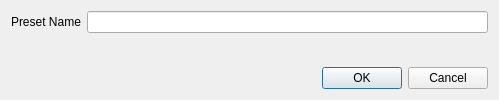
This is Qt/Components/Resources/UI/pqNewPresetDialog.ui in stephenrmuir72/paraview-scan as Qt 5 draws it before an edit. The edited form follows.
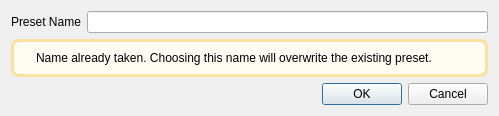
This is the edited form. Icons and pictures are not drawn.

Commit message: pqNewPresetDialog: show warning when preset name is already used

Diff of the .ui file:
```diff
--- a/Qt/Components/Resources/UI/pqNewPresetDialog.ui
+++ b/Qt/Components/Resources/UI/pqNewPresetDialog.ui
@@ -36,6 +36,66 @@
      </item>
     </layout>
    </item>
+   <item>
+    <widget class="QWidget" name="PresetWarning" native="true">
+     <property name="enabled">
+      <bool>true</bool>
+     </property>
+     <property name="styleSheet">
+      <string notr="true">
+            QWidget#PresetWarning {
+                  background-color: rgb(255, 252, 244);
+                  border: 3px solid rgb(250, 225, 157);
+                  border-radius: 8px;
+                  padding: 6px;
+            }
+      </string>
+     </property>
+     <layout class="QHBoxLayout" name="horizontalLayout">
+      <property name="leftMargin">
+       <number>12</number>
+      </property>
+      <property name="topMargin">
+       <number>12</number>
+      </property>
+      <property name="rightMargin">
+       <number>12</number>
+      </property>
+      <property name="bottomMargin">
+       <number>12</number>
+      </property>
+      <item>
+       <widget class="QLabel" name="WarningIcon">
+        <property name="text">
+         <string/>
+        </property>
+        <property name="pixmap">
+         <pixmap resource="../pqComponents.qrc">:/pqWidgets/Icons/warning.png</pixmap>
+        </property>
+        <property name="wordWrap">
+         <bool>false</bool>
+        </property>
+       </widget>
+      </item>
+      <item>
+       <widget class="QLabel" name="WarningText">
+        <property name="sizePolicy">
+         <sizepolicy hsizetype="Preferred" vsizetype="Preferred">
+          <horstretch>1</horstretch>
+          <verstretch>0</verstretch>
+         </sizepolicy>
+        </property>
+        <property name="text">
+         <string>Name already taken. Choosing this name will overwrite the existing preset.</string>
+        </property>
+        <property name="wordWrap">
+         <bool>true</bool>
+        </property>
+       </widget>
+      </item>
+     </layout>
+    </widget>
+   </item>
    <item>
     <spacer name="VerticalSpacer">
      <property name="orientation">
```
The commit also changes 3 other files.
